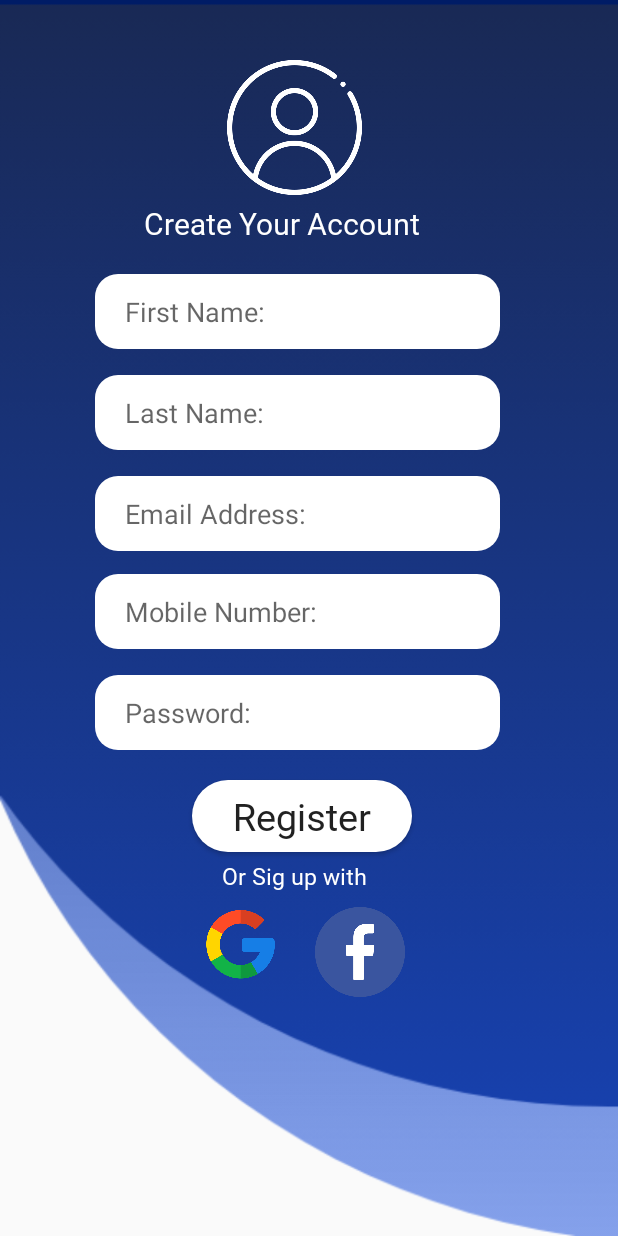
After one commit to Pre-Enrollment-APP/PRE-ENROLLMENT-APP-AND-EVALUATION-SYSTEM, an Android app: the SignUp screen opened directly, with no data from a screen before it, on a phone screen of 412 x 824 dp. The commit adds this screen. Run offline under Robolectric (Android 15) with nearby library versions, the phone set to English and light mode, and no system bars.

Commit message:
sign up done

```diff
--- a/app/src/main/AndroidManifest.xml
+++ b/app/src/main/AndroidManifest.xml
@@ -6,7 +6,8 @@
         android:largeScreens="true"
         android:normalScreens="true"
         android:smallScreens="true"
-        android:xlargeScreens="true"/>s
+        android:xlargeScreens="true" />
+
     <application
         android:allowBackup="true"
         android:icon="@mipmap/ic_launcher"
@@ -14,6 +15,9 @@
         android:roundIcon="@mipmap/ic_launcher_round"
         android:supportsRtl="true"
         android:theme="@style/Theme.CCCPreEnrollmentApplication">
+        <activity
+            android:name=".SignUp"
+            android:exported="false" />
         <activity
             android:name=".login"
             android:exported="false" />
--- a/app/src/main/java/com/example/cccpre_enrollmentapplication/MainActivity.java
+++ b/app/src/main/java/com/example/cccpre_enrollmentapplication/MainActivity.java
@@ -5,6 +5,7 @@ import androidx.appcompat.app.AppCompatActivity;
 import android.content.Intent;
 import android.os.Bundle;
 import android.os.Handler;
+
 
 public class MainActivity extends AppCompatActivity {
 Handler handler;
@@ -23,5 +24,7 @@ Handler handler;
 
             }
         }, 3000);
+
+
     }
 }
--- /dev/null
+++ b/app/src/main/java/com/example/cccpre_enrollmentapplication/SignUp.java
@@ -0,0 +1,16 @@
+package com.example.cccpre_enrollmentapplication;
+
+import androidx.appcompat.app.AppCompatActivity;
+
+import android.os.Bundle;
+import android.widget.Button;
+
+
+public class SignUp extends AppCompatActivity {
+    public Button button;
+    @Override
+    protected void onCreate(Bundle savedInstanceState) {
+        super.onCreate(savedInstanceState);
+        setContentView(R.layout.activity_sign_up);
+    }
+}
--- a/app/src/main/java/com/example/cccpre_enrollmentapplication/login.java
+++ b/app/src/main/java/com/example/cccpre_enrollmentapplication/login.java
@@ -3,13 +3,27 @@ package com.example.cccpre_enrollmentapplication;
 import androidx.appcompat.app.AppCompatActivity;
 
 import android.os.Bundle;
+import android.widget.Button;
+import android.content.Intent;
+import android.view.View;
 
 public class login extends AppCompatActivity {
+public Button button;
 
     @Override
     protected void onCreate(Bundle savedInstanceState) {
         super.onCreate(savedInstanceState);
         setContentView(R.layout.logine_page);
 
+        button=(Button) findViewById(R.id.register);
+
+        button.setOnClickListener(new View.OnClickListener() {
+            @Override
+            public void onClick(View view) {
+                Intent intent=new Intent(login.this,SignUp.class);
+                        startActivity(intent);
+            }
+        });
+
     }
 }
--- /dev/null
+++ b/app/src/main/res/drawable/edittext_semiround.xml
@@ -0,0 +1,8 @@
+<?xml version="1.0" encoding="utf-8"?>
+<shape xmlns:android="http://schemas.android.com/apk/res/android"
+    android:shape="rectangle">
+
+    <solid android:color="#ffff"/>
+    <corners android:radius="15dp"/>
+
+</shape>
--- /dev/null
+++ b/app/src/main/res/layout/activity_sign_up.xml
@@ -0,0 +1,146 @@
+<?xml version="1.0" encoding="utf-8"?>
+<RelativeLayout xmlns:android="http://schemas.android.com/apk/res/android"
+    xmlns:app="http://schemas.android.com/apk/res-auto"
+    xmlns:tools="http://schemas.android.com/tools"
+    android:layout_width="match_parent"
+    android:layout_height="match_parent"
+    android:background="@drawable/bg"
+    tools:context=".SignUp">
+
+    <ImageView
+        android:id="@+id/profilesignup"
+        android:layout_width="90dp"
+        android:layout_height="90dp"
+        android:layout_marginStart="151dp"
+        android:layout_marginTop="40dp"
+        android:src="@drawable/user" />
+
+    <TextView
+        android:id="@+id/createyouraccount"
+        android:layout_width="wrap_content"
+        android:layout_height="wrap_content"
+        android:layout_below="@+id/profilesignup"
+        android:layout_marginLeft="95dp"
+        android:layout_marginTop="5dp"
+        android:fontFamily="@font/arial"
+        android:gravity="center"
+        android:text="Create Your Account"
+        android:textColor="@color/white"
+        android:textSize="20dp"
+        />
+
+    <EditText
+        android:id="@+id/firstname"
+        android:layout_width="270dp"
+        android:layout_height="50dp"
+        android:layout_below="@+id/createyouraccount"
+        android:layout_marginLeft="63dp"
+        android:layout_marginTop="20dp"
+        android:background="@drawable/edittext_semiround"
+        android:drawablePadding="30dp"
+        android:ems="10"
+        android:hint="First Name:"
+        android:paddingLeft="20dp" />
+
+    <EditText
+        android:id="@+id/lastname"
+        android:layout_width="270dp"
+        android:layout_height="50dp"
+        android:layout_below="@+id/firstname"
+        android:layout_marginLeft="63dp"
+        android:layout_marginTop="17dp"
+        android:background="@drawable/edittext_semiround"
+        android:drawablePadding="30dp"
+        android:ems="10"
+        android:hint="Last Name:"
+        android:paddingLeft="20dp" />
+
+    <EditText
+        android:id="@+id/emailaddress"
+        android:layout_width="270dp"
+        android:layout_height="50dp"
+        android:layout_below="@+id/lastname"
+        android:layout_marginLeft="63dp"
+        android:layout_marginTop="17dp"
+        android:background="@drawable/edittext_semiround"
+        android:drawablePadding="30dp"
+        android:ems="10"
+        android:hint="Email Address:"
+        android:paddingLeft="20dp" />
+
+    <EditText
+        android:id="@+id/number"
+        android:layout_width="270dp"
+        android:layout_height="50dp"
+        android:layout_below="@+id/emailaddress"
+        android:layout_marginLeft="63dp"
+        android:layout_marginTop="15dp"
+        android:background="@drawable/edittext_semiround"
+        android:drawablePadding="30dp"
+        android:ems="10"
+        android:hint="Mobile Number:"
+        android:paddingLeft="20dp" />
+
+    <EditText
+        android:id="@+id/password"
+        android:layout_width="270dp"
+        android:layout_height="50dp"
+        android:layout_below="@+id/number"
+        android:layout_marginLeft="63dp"
+        android:layout_marginTop="17dp"
+        android:background="@drawable/edittext_semiround"
+        android:drawablePadding="30dp"
+        android:ems="10"
+        android:hint="Password:"
+        android:paddingLeft="20dp" />
+
+    <Button
+        android:id="@+id/register"
+        android:layout_width="wrap_content"
+        android:layout_height="wrap_content"
+        android:layout_below="@+id/password"
+        android:layout_marginLeft="128dp"
+        android:layout_marginTop="20dp"
+        android:background="@drawable/edittext_round"
+        android:ems="5"
+        android:fontFamily="@font/arial"
+        android:gravity="center"
+        android:text="Register"
+        android:textAllCaps="false"
+        android:textSize="25dp" />
+
+    <TextView
+        android:id="@+id/or"
+        android:layout_width="wrap_content"
+        android:layout_height="wrap_content"
+        android:layout_below="@+id/register"
+        android:layout_marginLeft="148dp"
+        android:layout_marginTop="5dp"
+        android:fontFamily="@font/arial"
+        android:gravity="center"
+        android:text="Or Sig up with"
+        android:textColor="@color/white"
+        android:textSize="15dp" />
+
+    <ImageView
+        android:id="@+id/google"
+        android:layout_width="50dp"
+        android:layout_height="70dp"
+        android:layout_below="@id/or"
+        android:src="@drawable/google"
+        android:layout_marginLeft="135dp"/>
+
+    <ImageView
+        android:layout_width="50dp"
+        android:layout_height="70dp"
+        android:layout_below="@id/or"
+        android:src="@drawable/google"
+        android:layout_marginLeft="135dp"/>
+
+    <ImageView
+        android:layout_width="60dp"
+        android:layout_height="80dp"
+        android:layout_below="@id/or"
+        android:layout_marginLeft="210dp"
+        android:src="@drawable/facebook" />
+</RelativeLayout>
--- a/app/src/main/res/layout/logine_page.xml
+++ b/app/src/main/res/layout/logine_page.xml
@@ -15,11 +15,11 @@
         android:layout_height="wrap_content"
         android:layout_marginLeft="45dp"
         android:layout_marginTop="70dp"
+        android:fontFamily="@font/arial"
+        android:gravity="center"
         android:text="Hello Students! Welcome!"
         android:textColor="@color/white"
-        android:fontFamily="@font/arial"
-        android:textSize="25dp"
-        android:gravity="center"/>
+        android:textSize="25dp" />
 
     <ImageView
         android:id="@+id/profile"
@@ -111,17 +111,17 @@
 
     <Button
         android:id="@+id/login"
-        android:fontFamily="@font/arial"
         android:layout_width="wrap_content"
         android:layout_height="wrap_content"
-        android:layout_marginLeft="125dp"
+        android:layout_marginLeft="135dp"
         android:layout_marginTop="570dp"
         android:background="@drawable/edittext_round"
+        android:ems="5"
+        android:fontFamily="@font/arial"
         android:gravity="center"
-        android:ems="10"
-        android:paddingLeft="50dp"
-        android:paddingRight="50dp"
-        android:text="Login" />
+        android:text="Login"
+        android:textAllCaps="false"
+        android:textSize="25dp" />
 
     <Button
         android:id="@+id/register"
@@ -129,10 +129,11 @@
         android:layout_height="wrap_content"
         android:layout_marginLeft="145dp"
         android:layout_marginTop="620dp"
+        android:background="?android:attr/selectableItemBackground"
         android:gravity="center"
-        android:background="?android:attr/selectableItemBackground"
-        android:text="Create Account"
-        android:textColor="@color/white"/>
+        android:text="Create an Account"
+        android:textAllCaps="false"
+        android:textColor="@color/white" />
 
 
 
```
Also changed, not shown: app/src/main/res/drawable/facebook.png (added), app/src/main/res/drawable/google.png (added).
